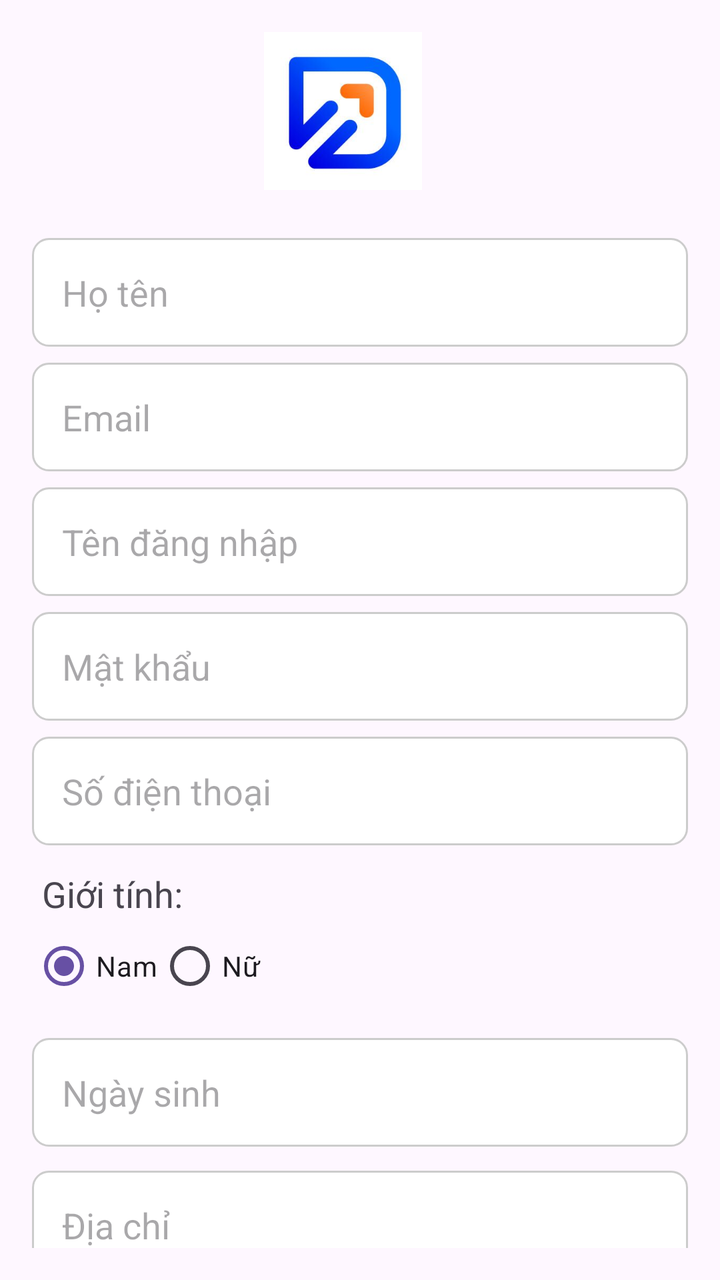
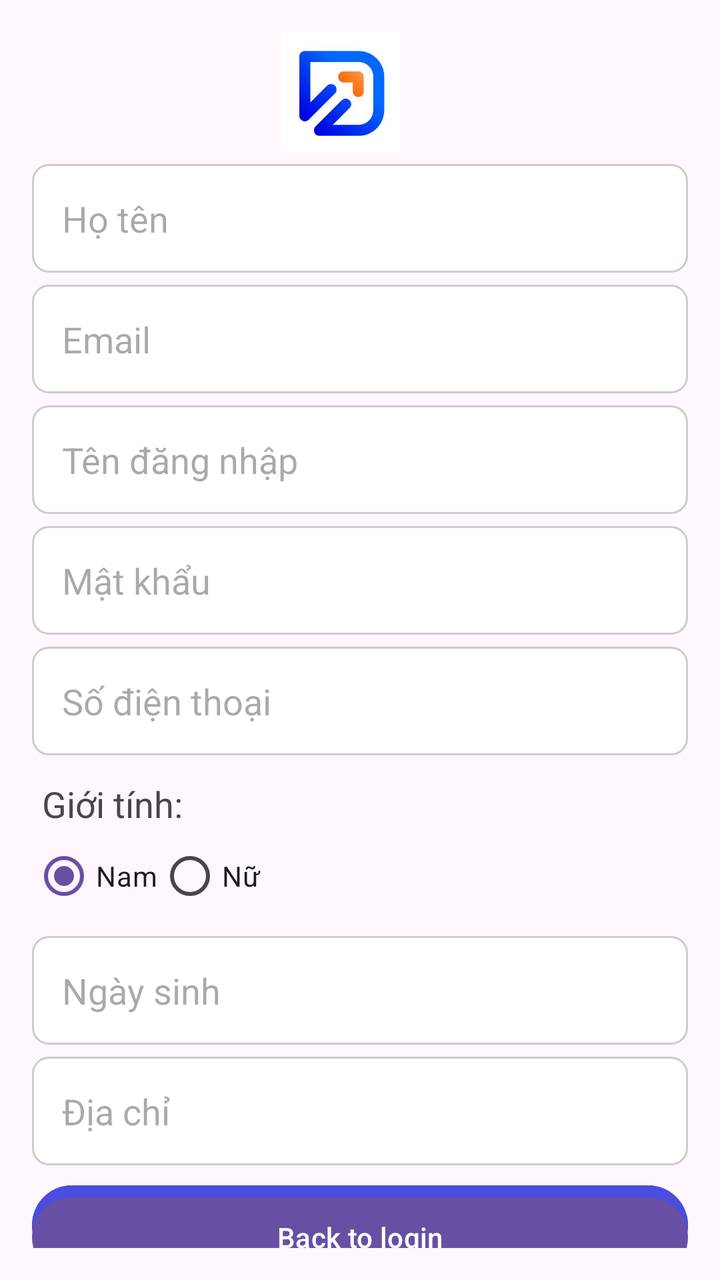

An Android layout rendered at two revisions. The XML below is the earlier revision; the diff shows what the commit changed to produce the second picture.
<!-- AndroidManifest.xml: application theme Theme.BookingRoom -->
<!-- res/layout/activity_register.xml -->
<?xml version="1.0" encoding="utf-8"?>
<androidx.constraintlayout.widget.ConstraintLayout
    xmlns:android="http://schemas.android.com/apk/res/android"
    xmlns:app="http://schemas.android.com/apk/res-auto"
    xmlns:tools="http://schemas.android.com/tools"
    android:id="@+id/main"
    android:layout_width="match_parent"
    android:layout_height="match_parent"
    android:padding="16dp"
    tools:context=".ui.auth.RegisterActivity">





    <ImageView
        android:id="@+id/imageR"
        android:layout_width="85dp"
        android:layout_height="79dp"
        app:layout_constraintBottom_toBottomOf="parent"
        app:layout_constraintEnd_toEndOf="parent"
        app:layout_constraintHorizontal_bias="0.465"
        app:layout_constraintStart_toStartOf="parent"
        app:layout_constraintTop_toTopOf="parent"
        app:layout_constraintVertical_bias="0.0"
        app:srcCompat="@drawable/icon_app" />

    <EditText
        android:id="@+id/etFullName"
        android:layout_width="0dp"
        android:layout_height="wrap_content"
        android:layout_marginTop="24dp"
        android:background="@drawable/edittext_background"
        android:hint="Họ tên"
        android:inputType="textPersonName"
        android:minHeight="48dp"
        android:padding="15dp"
        app:layout_constraintEnd_toEndOf="parent"
        app:layout_constraintHorizontal_bias="0.0"
        app:layout_constraintStart_toStartOf="parent"
        app:layout_constraintTop_toBottomOf="@+id/imageR"
        tools:ignore="MissingConstraints" />

    <EditText
        android:id="@+id/etEmail"
        android:layout_width="0dp"
        android:layout_height="wrap_content"
        android:background="@drawable/edittext_background"
        android:layout_marginTop="8dp"
        android:padding="15dp"
        android:hint="Email"
        android:inputType="textEmailAddress"
        android:minHeight="48dp"
        app:layout_constraintEnd_toEndOf="parent"
        app:layout_constraintStart_toStartOf="parent"
        app:layout_constraintTop_toBottomOf="@id/etFullName" />

    
    <EditText
        android:id="@+id/etUsername"
        android:layout_width="0dp"
        android:layout_height="wrap_content"
        android:layout_marginTop="8dp"
        android:padding="15dp"
        android:background="@drawable/edittext_background"
        android:hint="Tên đăng nhập"
        android:inputType="text"
        android:minHeight="48dp"
        app:layout_constraintEnd_toEndOf="parent"
        app:layout_constraintStart_toStartOf="parent"
        app:layout_constraintTop_toBottomOf="@id/etEmail" />

    
    <EditText
        android:id="@+id/etPassword"
        android:layout_width="0dp"
        android:layout_height="wrap_content"
        android:layout_marginTop="8dp"
        android:padding="15dp"
        android:background="@drawable/edittext_background"
        android:hint="Mật khẩu"
        android:inputType="textPassword"
        android:minHeight="48dp"
        app:layout_constraintEnd_toEndOf="parent"
        app:layout_constraintStart_toStartOf="parent"
        app:layout_constraintTop_toBottomOf="@id/etUsername" />

    
    <EditText
        android:id="@+id/etPhone"
        android:layout_width="0dp"
        android:layout_height="wrap_content"
        android:layout_marginTop="8dp"
        android:padding="15dp"
        android:background="@drawable/edittext_background"
        android:hint="Số điện thoại"
        android:inputType="phone"
        android:minHeight="48dp"
        app:layout_constraintEnd_toEndOf="parent"
        app:layout_constraintStart_toStartOf="parent"
        app:layout_constraintTop_toBottomOf="@id/etPassword" />

    
    <TextView
        android:id="@+id/tvGender"
        android:layout_width="wrap_content"
        android:layout_height="wrap_content"
        android:layout_marginLeft="5dp"
        android:textSize="18dp"
        android:textStyle="normal"
        android:text="Giới tính:"
        app:layout_constraintTop_toBottomOf="@id/etPhone"
        app:layout_constraintStart_toStartOf="parent"
        android:layout_marginTop="12dp"/>

    <RadioGroup
        android:id="@+id/rgGender"
        android:layout_width="0dp"
        android:layout_height="wrap_content"
        android:orientation="horizontal"
        app:layout_constraintTop_toBottomOf="@id/tvGender"
        app:layout_constraintStart_toStartOf="parent"
        app:layout_constraintEnd_toEndOf="parent">

        <RadioButton
            android:id="@+id/rbMale"
            android:layout_width="wrap_content"
            android:layout_height="wrap_content"
            android:checked="true"
            android:text="Nam"/>

        <RadioButton
            android:id="@+id/rbFemale"
            android:layout_width="wrap_content"
            android:layout_height="wrap_content"
            android:text="Nữ"/>
    </RadioGroup>

    
    <EditText
        android:id="@+id/etDob"
        android:layout_width="0dp"
        android:layout_height="wrap_content"
        android:layout_marginTop="12dp"
        android:padding="15dp"
        android:background="@drawable/edittext_background"
        android:clickable="true"
        android:focusable="false"
        android:hint="Ngày sinh"
        android:minHeight="48dp"
        app:layout_constraintEnd_toEndOf="parent"
        app:layout_constraintStart_toStartOf="parent"
        app:layout_constraintTop_toBottomOf="@id/rgGender" />


    
    <EditText
        android:id="@+id/etAddress"
        android:layout_width="0dp"
        android:layout_height="wrap_content"
        android:layout_marginTop="12dp"
        android:padding="15dp"
        android:background="@drawable/edittext_background"
        android:hint="Địa chỉ"
        android:inputType="textPostalAddress"
        android:minHeight="48dp"
        app:layout_constraintEnd_toEndOf="parent"
        app:layout_constraintStart_toStartOf="parent"
        app:layout_constraintTop_toBottomOf="@id/etDob" />

    
    <Button
        android:id="@+id/btnRegister"
        android:layout_width="0dp"
        android:backgroundTint="#4C4CDE"
        android:layout_height="wrap_content"
        android:text="Đăng ký"
        app:layout_constraintTop_toBottomOf="@id/etAddress"
        app:layout_constraintStart_toStartOf="parent"
        app:layout_constraintEnd_toEndOf="parent"
        android:layout_marginTop="16dp"/>

    <Button
        android:id="@+id/btnBtoLogin"
        android:layout_width="match_parent"
        android:layout_height="wrap_content"
        android:layout_marginTop="56dp"
        android:text="Back to login"
        app:layout_constraintEnd_toEndOf="parent"
        app:layout_constraintHorizontal_bias="0.498"
        app:layout_constraintStart_toStartOf="parent"
        app:layout_constraintTop_toTopOf="@+id/btnRegister" />

</androidx.constraintlayout.widget.ConstraintLayout>
<!-- resources referenced by this layout -->
<resources>
  <!-- drawable edittext_background (drawable) -->
  <?xml version="1.0" encoding="utf-8"?>
  <shape xmlns:android="http://schemas.android.com/apk/res/android"
      android:shape="rectangle">
      <solid android:color="#FFFFFF"/>
      <stroke android:width="1dp" android:color="#CCCCCC"/>
      <corners android:radius="8dp"/>
  </shape>
  <!-- drawable icon_app: jpg bitmap (drawable, 8156 bytes) -->
  <style name="Theme.BookingRoom" parent="Base.Theme.BookingRoom" />
  <style name="Base.Theme.BookingRoom" parent="Theme.Material3.DayNight.NoActionBar">
          
          
      </style>
</resources>

<!-- the commit's change to res/layout/activity_register.xml (unified diff, before → after) -->
@@ -16,10 +16,10 @@
     <ImageView
         android:id="@+id/imageR"
         android:layout_width="85dp"
-        android:layout_height="79dp"
+        android:layout_height="60dp"
         app:layout_constraintBottom_toBottomOf="parent"
         app:layout_constraintEnd_toEndOf="parent"
-        app:layout_constraintHorizontal_bias="0.465"
+        app:layout_constraintHorizontal_bias="0.459"
         app:layout_constraintStart_toStartOf="parent"
         app:layout_constraintTop_toTopOf="parent"
         app:layout_constraintVertical_bias="0.0"
@@ -29,14 +29,14 @@
         android:id="@+id/etFullName"
         android:layout_width="0dp"
         android:layout_height="wrap_content"
-        android:layout_marginTop="24dp"
+        android:layout_marginTop="6dp"
         android:background="@drawable/edittext_background"
         android:hint="Họ tên"
         android:inputType="textPersonName"
         android:minHeight="48dp"
         android:padding="15dp"
         app:layout_constraintEnd_toEndOf="parent"
-        app:layout_constraintHorizontal_bias="0.0"
+        app:layout_constraintHorizontal_bias="1.0"
         app:layout_constraintStart_toStartOf="parent"
         app:layout_constraintTop_toBottomOf="@+id/imageR"
         tools:ignore="MissingConstraints" />
@@ -46,7 +46,7 @@
         android:layout_width="0dp"
         android:layout_height="wrap_content"
         android:background="@drawable/edittext_background"
-        android:layout_marginTop="8dp"
+        android:layout_marginTop="6dp"
         android:padding="15dp"
         android:hint="Email"
         android:inputType="textEmailAddress"
@@ -60,7 +60,7 @@
         android:id="@+id/etUsername"
         android:layout_width="0dp"
         android:layout_height="wrap_content"
-        android:layout_marginTop="8dp"
+        android:layout_marginTop="6dp"
         android:padding="15dp"
         android:background="@drawable/edittext_background"
         android:hint="Tên đăng nhập"
@@ -75,7 +75,7 @@
         android:id="@+id/etPassword"
         android:layout_width="0dp"
         android:layout_height="wrap_content"
-        android:layout_marginTop="8dp"
+        android:layout_marginTop="6dp"
         android:padding="15dp"
         android:background="@drawable/edittext_background"
         android:hint="Mật khẩu"
@@ -90,7 +90,7 @@
         android:id="@+id/etPhone"
         android:layout_width="0dp"
         android:layout_height="wrap_content"
-        android:layout_marginTop="8dp"
+        android:layout_marginTop="6dp"
         android:padding="15dp"
         android:background="@drawable/edittext_background"
         android:hint="Số điện thoại"
@@ -141,7 +141,7 @@
         android:id="@+id/etDob"
         android:layout_width="0dp"
         android:layout_height="wrap_content"
-        android:layout_marginTop="12dp"
+        android:layout_marginTop="6dp"
         android:padding="15dp"
         android:background="@drawable/edittext_background"
         android:clickable="true"
@@ -158,7 +158,7 @@
         android:id="@+id/etAddress"
         android:layout_width="0dp"
         android:layout_height="wrap_content"
-        android:layout_marginTop="12dp"
+        android:layout_marginTop="6dp"
         android:padding="15dp"
         android:background="@drawable/edittext_background"
         android:hint="Địa chỉ"
@@ -178,13 +178,13 @@
         app:layout_constraintTop_toBottomOf="@id/etAddress"
         app:layout_constraintStart_toStartOf="parent"
         app:layout_constraintEnd_toEndOf="parent"
-        android:layout_marginTop="16dp"/>
+        android:layout_marginTop="6dp"/>
 
     <Button
         android:id="@+id/btnBtoLogin"
         android:layout_width="match_parent"
         android:layout_height="wrap_content"
-        android:layout_marginTop="56dp"
+        android:layout_marginTop="6dp"
         android:text="Back to login"
         app:layout_constraintEnd_toEndOf="parent"
         app:layout_constraintHorizontal_bias="0.498"
